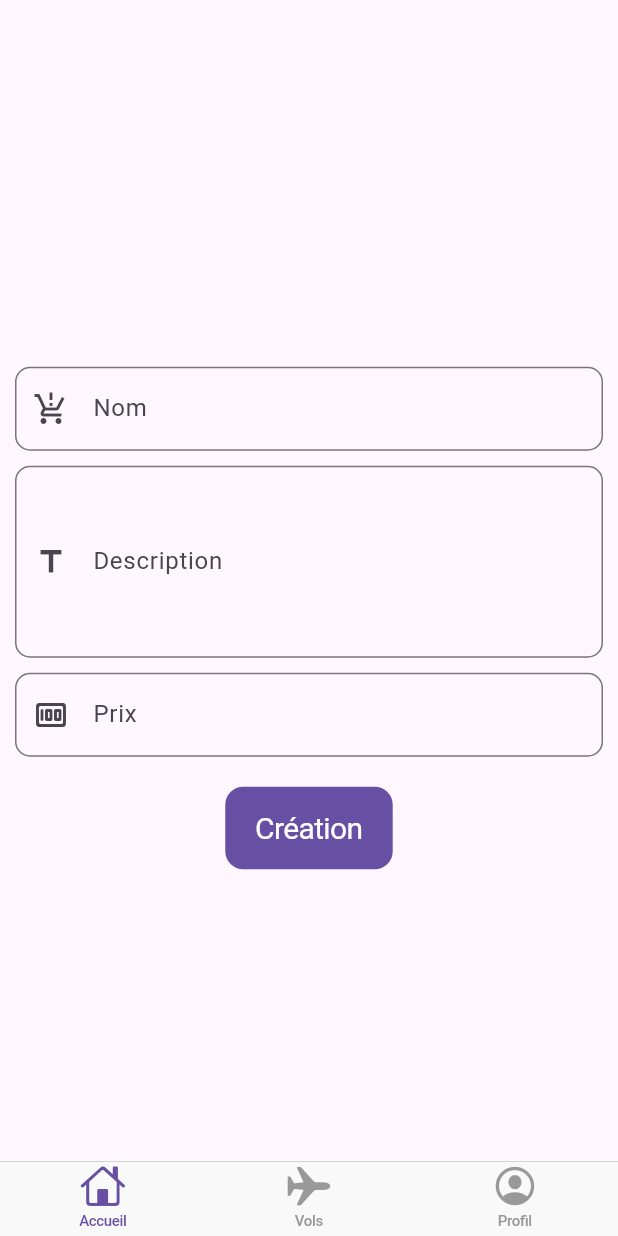
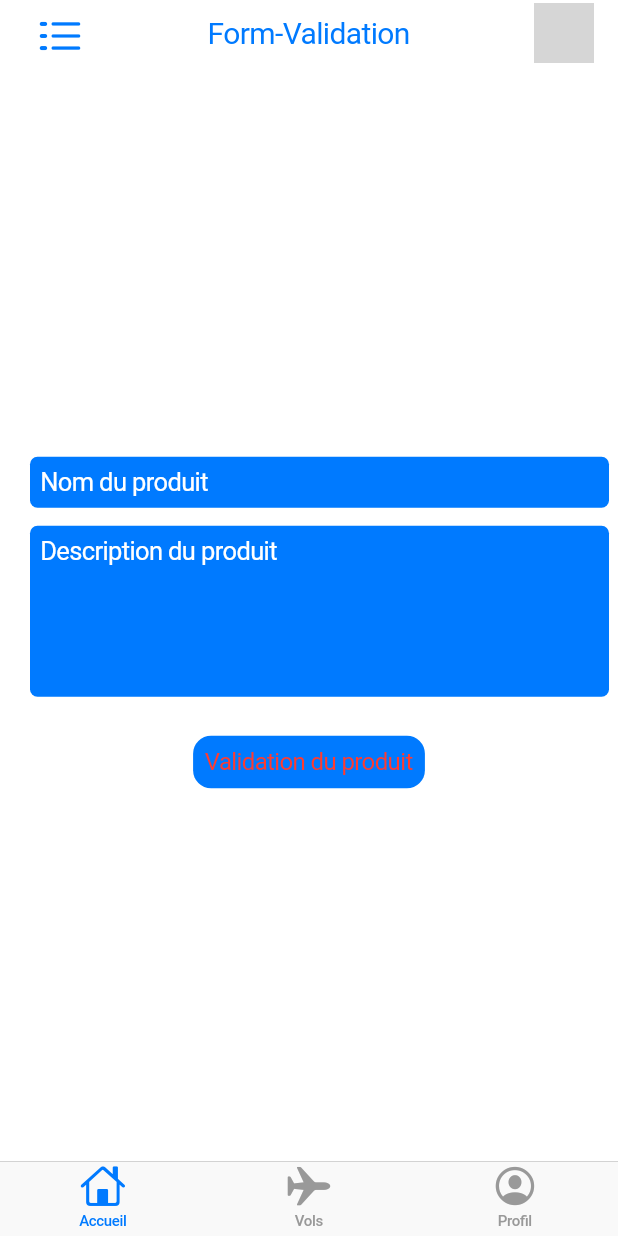
Before and after one commit to KabaDiakite0212/formation_odc, a Flutter app: the screen it shows after launch, on a phone screen of 412 x 824 dp. Run offline on Flutter 3.47's test engine with Material 3 defaults, Android fonts, the phone set to English and light mode, and no system bars; network calls fail; grey boxes are pictures that could not be loaded.

Commit message:
implement ios  textformfield

```diff
--- a/lib/main.dart
+++ b/lib/main.dart
@@ -14,13 +14,10 @@ class MyApp extends StatelessWidget {
   // This widget is the root of your application.
   @override
   Widget build(BuildContext context) {
-    return MaterialApp(
+    return CupertinoApp(
       debugShowCheckedModeBanner: false,
       title: 'Flutter iOS',
-      theme: ThemeData(
-        primaryColor: Colors.blue,
-        primarySwatch:  Colors.blue,
-      ),
+
       // home: ProductScreen(),
       // home: DetailProductScreen(),
       home: const NavigationBarScreen(),
--- a/lib/screens/navigation_bar_screen.dart
+++ b/lib/screens/navigation_bar_screen.dart
@@ -2,6 +2,7 @@ import 'package:flutter/cupertino.dart';
 import 'package:formation_odc/screens/basic_screen.dart';
 import 'package:formation_odc/screens/product_screen.dart';
 import 'package:formation_odc/screens/profile_screen.dart';
+import 'package:formation_odc/screens/textfield_validation_sreen.dart';
 
 class NavigationBarScreen extends StatefulWidget {
   const NavigationBarScreen({super.key});
@@ -37,7 +38,7 @@ class _NavigationBarScreenState extends State<NavigationBarScreen> {
       tabBuilder: (context, index) {
         switch (index) {
           case 0:
-           return  const BasicScreen();
+           return  const TextfieldValidationSreen();
 
           case 1:
            return  const ProductScreen();
--- /dev/null
+++ b/lib/screens/textfield_validation_sreen.dart
@@ -0,0 +1,100 @@
+import 'package:flutter/cupertino.dart';
+import 'package:flutter/material.dart';
+import 'package:formation_odc/widgets/basic_widgets.dart';
+import 'package:formation_odc/widgets/custom_text.dart';
+
+class TextfieldValidationSreen extends StatefulWidget {
+  const TextfieldValidationSreen({super.key});
+
+  @override
+  State<TextfieldValidationSreen> createState() =>
+      _TextfieldValidationSreenState();
+}
+
+class _TextfieldValidationSreenState extends State<TextfieldValidationSreen> {
+  final GlobalKey<FormState> formKey = GlobalKey<FormState>();
+  TextEditingController nomProduit = TextEditingController();
+
+  @override
+  Widget build(BuildContext context) {
+    return CupertinoPageScaffold(
+        navigationBar: CupertinoNavigationBar(
+          leading: IconButton(
+            onPressed: () => print("Something"),
+            icon: const Icon(
+              CupertinoIcons.list_dash,
+            ),
+          ),
+          middle: const CustomText(
+            title: "Form-Validation",
+            color: CupertinoColors.activeBlue,
+          ),
+          trailing: CircleAvatar(
+            backgroundImage: NetworkImage(
+                "https://media.licdn.com/dms/image/v2/D5612AQEuQhFnyZJPGg/article-cover_image-shrink_720_1280/article-cover_image-shrink_720_1280/0/1693065532807?e=2147483647&v=beta&t=jZmULs0JvxOIsXwyCiJII-QCdC5hYEcuzOpQ2pbnHXY"),
+          ),
+        ),
+        child: SizedBox(
+          height: MediaQuery.of(context).size.height,
+          width: MediaQuery.of(context).size.width,
+          child: Form(
+            key: formKey,
+            child: Column(
+              mainAxisAlignment: MainAxisAlignment.center,
+              children: [
+                CupertinoTextFormFieldRow(
+                  controller: nomProduit,
+                  placeholder: "Nom du produit",
+                  cursorColor: CupertinoColors.white,
+                  decoration: BoxDecoration(
+                    color: CupertinoColors.activeBlue,
+                    borderRadius: BorderRadius.circular(5),
+                  ),
+                  placeholderStyle: TextStyle(
+                    color: CupertinoColors.white,
+                  ),
+                  validator: (value) {
+                     if (value == null) {
+                      return "La nom est obligatoire.";
+                    }
+                    return '';
+                  },
+                ),
+                CupertinoTextFormFieldRow(
+                  controller: nomProduit,
+                  maxLines: 5,
+                  placeholder: "Description du produit",
+                  cursorColor: CupertinoColors.white,
+                  decoration: BoxDecoration(
+                    color: CupertinoColors.activeBlue,
+                    borderRadius: BorderRadius.circular(5),
+                  ),
+                  placeholderStyle: TextStyle(
+                    color: CupertinoColors.white,
+                  ),
+                  validator: (value) {
+                    if (value == null) {
+                      return "La description est obligatoire.";
+                    }
+                    return '';
+                  },
+                ),
+                BasicWidgets.heightSize(20),
+                CupertinoButton.filled(
+                  padding: const EdgeInsets.all(8.0),
+                  minSize: 20,
+                  child: const CustomText(
+                    title: 'Validation du produit',
+                    fontSize: 16,
+                  ),
+                  onPressed: () => {
+                    formKey.currentState!.save()
+
+                  },
+                ),
+              ],
+            ),
+          ),
+        ));
+  }
+}
--- a/lib/widgets/custom_text.dart
+++ b/lib/widgets/custom_text.dart
@@ -7,7 +7,7 @@ class CustomText extends StatelessWidget {
        this.fontSize = 20,
        this.fontWeight = FontWeight.normal,
        this.fontStyle = FontStyle.normal,
-       this.color = CupertinoColors.white,
+       this.color = CupertinoColors.systemRed,
        this.maxLines = 1
        });
 
```
Also changed, not shown: lib/screens/profile_screen.dart (+64 -11 lines).
